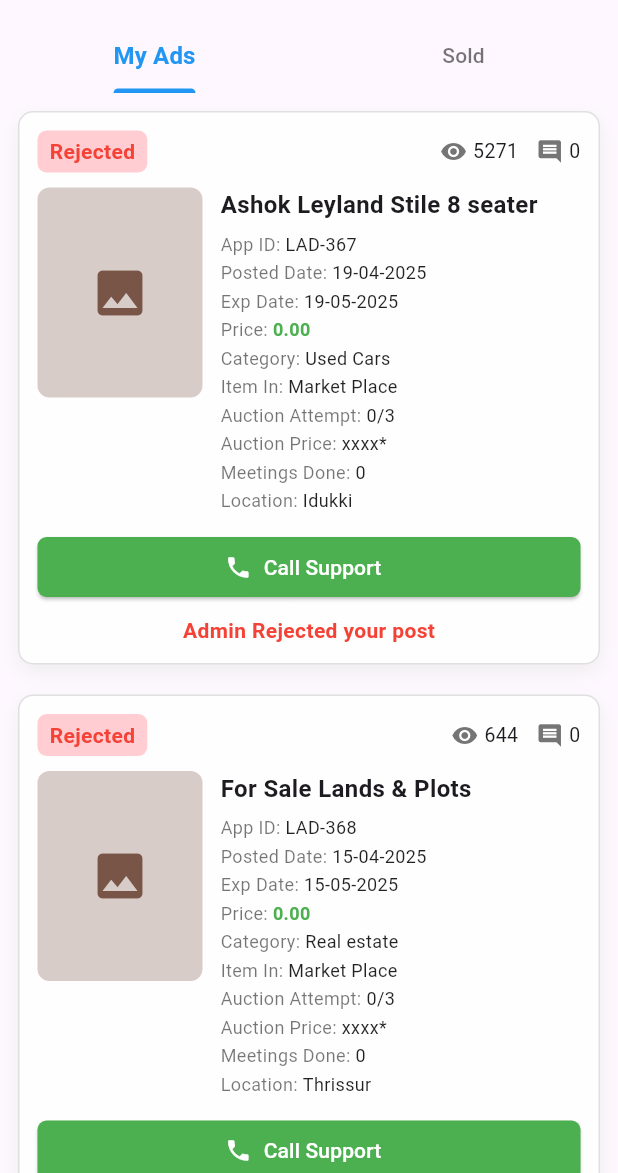
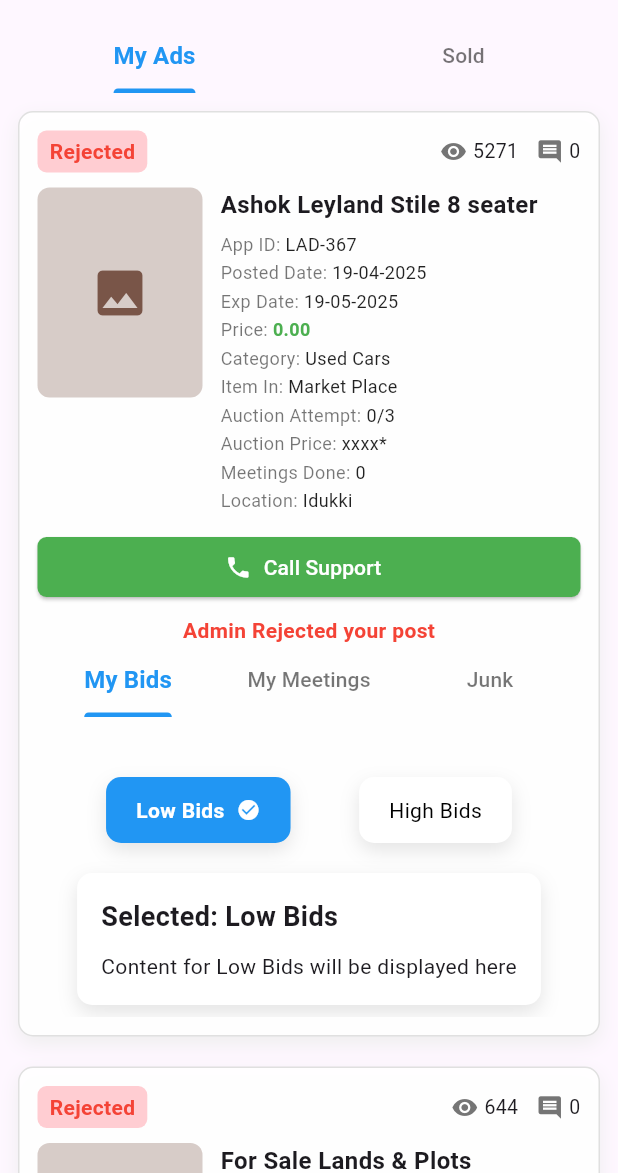
Before and after one commit to Greencreon-LLP-2/Lelam-online-V2, a Flutter app: the SellingStatusPage screen opened directly, on a phone screen of 412 x 824 dp, the part 63-1236 px from its top. Run offline on Flutter 3.47's test engine with Material 3 defaults, Android fonts, the phone set to English and light mode, and no system bars.

Commit message:
added selling status page my ads

```diff
--- a/lib/feature/status/view/widgets/selling_status/my_ads_widget.dart
+++ b/lib/feature/status/view/widgets/selling_status/my_ads_widget.dart
@@ -1,4 +1,5 @@
 import 'package:flutter/material.dart';
+import 'package:lelamonline_flutter/feature/status/view/widgets/selling_status/tab_bar_widget.dart';
 
 class MyAdsWidget extends StatelessWidget {
   const MyAdsWidget({super.key});
@@ -216,6 +217,8 @@ class MyAdsWidget extends StatelessWidget {
                     ),
                   ),
                 ],
+
+                TabBarWidget(),
               ],
             ),
           ),
--- /dev/null
+++ b/lib/feature/status/view/widgets/selling_status/tab_bar_widget.dart
@@ -0,0 +1,41 @@
+import 'package:flutter/material.dart';
+import 'package:lelamonline_flutter/core/theme/app_theme.dart';
+import 'package:lelamonline_flutter/feature/status/view/widgets/buying_status/my_bids_widget.dart';
+import 'package:lelamonline_flutter/feature/status/view/widgets/buying_status/my_meetings_widget.dart';
+import 'package:lelamonline_flutter/feature/status/view/widgets/selling_status/junk_widget.dart';
+
+class TabBarWidget extends StatelessWidget {
+  const TabBarWidget({super.key});
+
+  @override
+  Widget build(BuildContext context) {
+    return DefaultTabController(
+      length: 3,
+      child: Column(
+        mainAxisSize: MainAxisSize.min,
+        children: [
+          TabBar(
+            dividerColor: Colors.transparent,
+            isScrollable: false,
+            indicatorColor: AppTheme.primaryColor,
+            labelColor: AppTheme.primaryColor,
+            unselectedLabelColor: Colors.black54,
+            labelStyle: TextStyle(fontSize: 16, fontWeight: FontWeight.bold),
+            unselectedLabelStyle: TextStyle(fontSize: 14),
+            tabs: [
+              Tab(text: 'My Bids'),
+              Tab(text: 'My Meetings'),
+              Tab(text: 'Junk'),
+            ],
+          ),
+          SizedBox(
+            height: 200, // Fixed height for the TabBarView
+            child: TabBarView(
+              children: [MyBidsWidget(), MyMeetingsWidget(), JunkWidget()],
+            ),
+          ),
+        ],
+      ),
+    );
+  }
+}
```
Also changed, not shown: lib/feature/status/view/widgets/selling_status/junk_widget.dart (added, +119 -0 lines).
